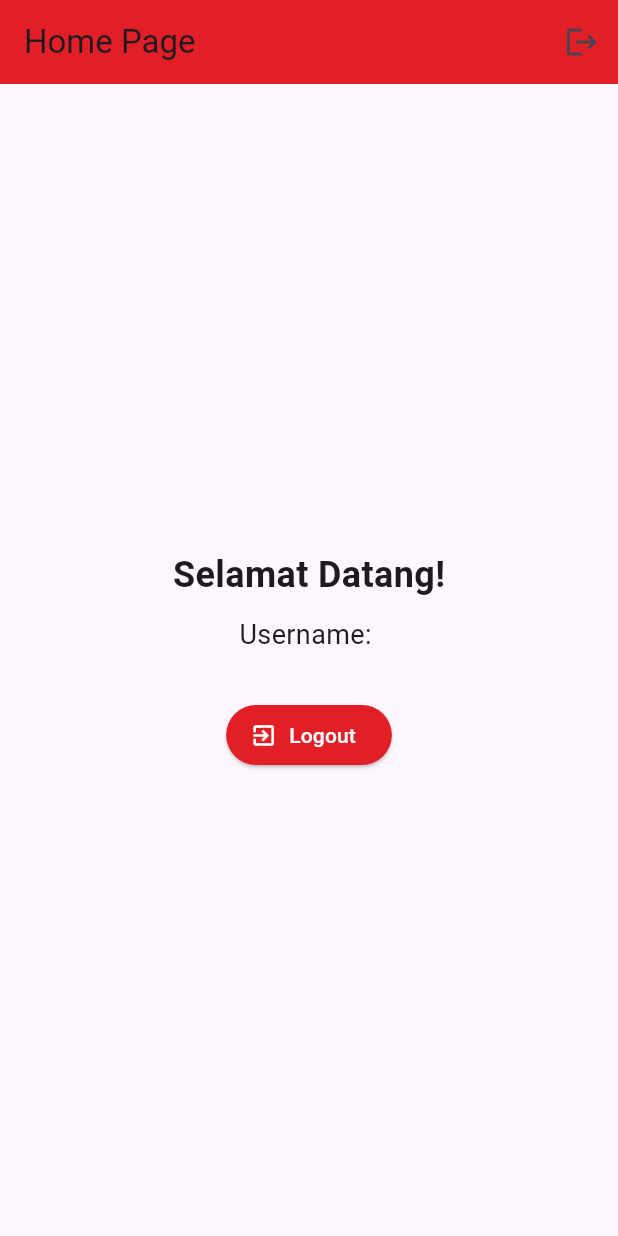
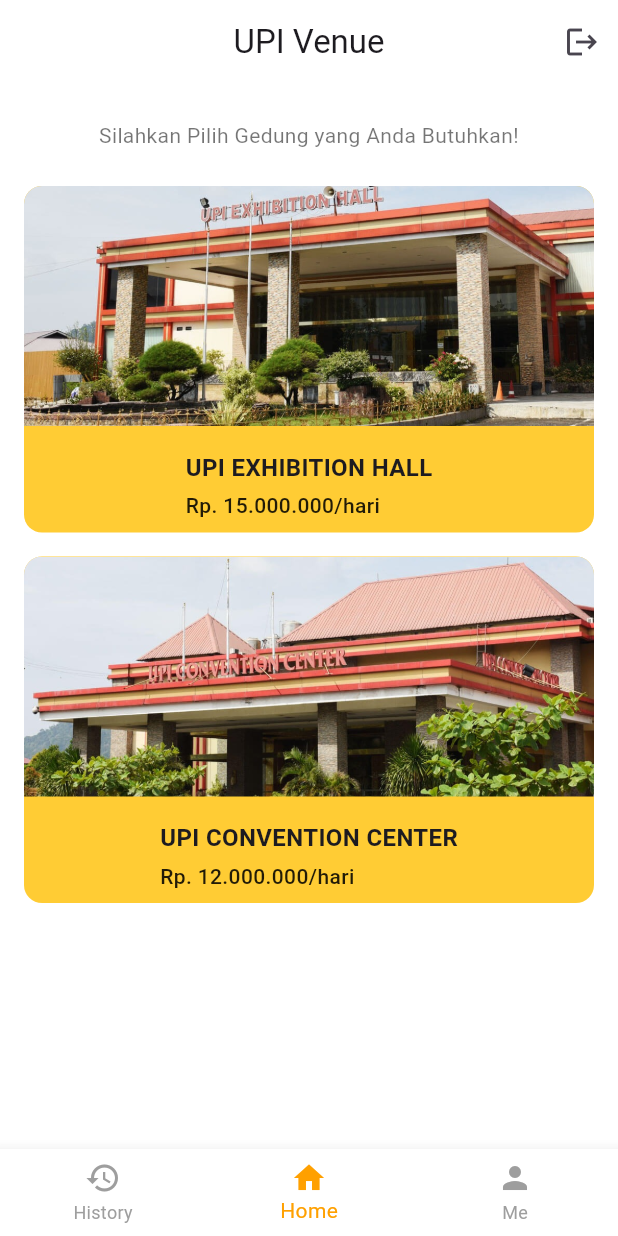
Before and after one commit to Faneey/venueupi, a Flutter app: the HomePage screen opened directly, on a phone screen of 412 x 824 dp. Run offline on Flutter 3.47's test engine with Material 3 defaults, Android fonts, the phone set to English and light mode, and no system bars; our stand-ins replace cloud_firestore, firebase_auth, firebase_core; missing offline and left inert: device_frame; accounts and stored records are empty.

```diff
--- a/lib/home_page.dart/home.dart
+++ b/lib/home_page.dart/home.dart
@@ -29,6 +29,7 @@ class _SplashScreenState extends State<SplashScreen> {
   @override
   Widget build(BuildContext context) {
     return Scaffold(
+      backgroundColor: Colors.white,
       body: Center(
         child: Image.asset(
           'assets/logo.jpg',
@@ -46,12 +47,12 @@ class HomePage extends StatelessWidget {
 
   @override
   Widget build(BuildContext context) {
-    final user = FirebaseAuth.instance.currentUser;
-
     return Scaffold(
+      backgroundColor: Colors.white,
       appBar: AppBar(
-        backgroundColor: const Color(0xFFE21F27),
-        title: const Text('Home Page'),
+        title: const Text('UPI Venue'),
+        centerTitle: true,
+        backgroundColor: Color(0xFFFFFFFF),
         actions: [
           IconButton(
             icon: const Icon(Icons.logout),
@@ -62,42 +63,128 @@ class HomePage extends StatelessWidget {
                 MaterialPageRoute(builder: (context) => const LoginPage()),
               );
             },
-          )
+          ),
         ],
       ),
-      body: Center(
+      bottomNavigationBar: BottomNavigationBar(
+        backgroundColor: Colors.white,
+        currentIndex: 1,
+        selectedItemColor: Colors.amber[700],
+        unselectedItemColor: Colors.grey,
+        items: const [
+          BottomNavigationBarItem(
+            icon: Icon(Icons.history),
+            label: 'History',
+          ),
+          BottomNavigationBarItem(
+            icon: Icon(Icons.home),
+            label: 'Home',
+          ),
+          BottomNavigationBarItem(
+            icon: Icon(Icons.person),
+            label: 'Me',
+          ),
+        ],
+      ),
+      body: SingleChildScrollView(
+        padding: const EdgeInsets.symmetric(vertical: 24, horizontal: 16),
         child: Column(
-          mainAxisAlignment: MainAxisAlignment.center,
+          crossAxisAlignment: CrossAxisAlignment.start,
           children: [
-            const Text(
-              'Selamat Datang!',
-              style: TextStyle(fontSize: 24, fontWeight: FontWeight.bold),
-            ),
-            const SizedBox(height: 10),
-            if (user != null)
-              Text(
-                'Username: ${user.displayName ?? '-'}',
-                style: const TextStyle(fontSize: 18),
-              ),
-            const SizedBox(height: 30),
-            ElevatedButton.icon(
-              onPressed: () async {
-                await FirebaseAuth.instance.signOut();
-                Navigator.pushReplacement(
-                  context,
-                  MaterialPageRoute(builder: (context) => const LoginPage()),
-                );
-              },
-              icon: const Icon(Icons.exit_to_app),
-              label: const Text('Logout'),
-              style: ElevatedButton.styleFrom(
-                backgroundColor: const Color(0xFFE21F27),
-                foregroundColor: Colors.white,
+            const Center(
+              child: Text(
+                'Silahkan Pilih Gedung yang Anda Butuhkan!',
+                style: TextStyle(
+                  fontSize: 14,
+                  color: Colors.black54,
+                ),
+                textAlign: TextAlign.center,
               ),
             ),
+            const SizedBox(height: 24),
+            Center(
+              child: ConstrainedBox(
+                constraints: const BoxConstraints(maxWidth: 400),
+                child: Column(
+                  children: const [
+                    VenueCard(
+                      imagePath: 'assets/ueh.jpg',
+                      title: 'UPI EXHIBITION HALL',
+                      price: 'Rp. 15.000.000/hari',
+                    ),
+                    SizedBox(height: 16),
+                    VenueCard(
+                      imagePath: 'assets/ucc.jpg',
+                      title: 'UPI CONVENTION CENTER',
+                      price: 'Rp. 12.000.000/hari',
+                    ),
+                  ],
+                ),
+              ),
+            )
           ],
         ),
       ),
     );
   }
 }
+
+class VenueCard extends StatelessWidget {
+  final String imagePath;
+  final String title;
+  final String price;
+
+  const VenueCard({
+    required this.imagePath,
+    required this.title,
+    required this.price,
+    super.key,
+  });
+
+  @override
+  Widget build(BuildContext context) {
+    return Container(
+      decoration: BoxDecoration(
+        color: Color(0xFFFFCC34),
+        borderRadius: BorderRadius.circular(12),
+      ),
+      child: Column(
+        children: [
+          ClipRRect(
+            borderRadius: const BorderRadius.vertical(top: Radius.circular(12)),
+            child: Image.asset(
+              imagePath,
+              width: double.infinity,
+              height: 160,
+              fit: BoxFit.cover,
+            ),
+          ),
+          const SizedBox(height: 8),
+          Padding(
+            padding: const EdgeInsets.symmetric(horizontal: 12, vertical: 8),
+            child: Column(
+              crossAxisAlignment: CrossAxisAlignment.start,
+              children: [
+                Text(
+                  title,
+                  style: const TextStyle(
+                    fontWeight: FontWeight.bold,
+                    fontSize: 16,
+                  ),
+                ),
+                const SizedBox(height: 4),
+                Text(
+                  price,
+                  style: const TextStyle(
+                    color: Colors.black87,
+                    fontWeight: FontWeight.w500,
+                  ),
+                )
+              ],
+            ),
+          )
+        ],
+      ),
+    );
+  }
+}
--- a/lib/main.dart
+++ b/lib/main.dart
@@ -1,7 +1,7 @@
 import 'package:flutter/material.dart';
 import 'package:firebase_core/firebase_core.dart';
 import 'package:venueupi/auth_form/login.dart';
-import 'package:venueupi/auth_form/register.dart';
+import 'package:venueupi/home_page.dart/home.dart';
 import 'firebase_options.dart';
 import 'package:device_frame/device_frame.dart';
 
--- a/pubspec.yaml
+++ b/pubspec.yaml
@@ -64,6 +64,8 @@ flutter:
   # To add assets to your application, add an assets section, like this:
   assets:
   - assets/logo.jpg
+  - assets/ueh.jpg
+  - assets/ucc.jpg
   #   - images/a_dot_ham.jpeg
 
   # An image asset can refer to one or more resolution-specific "variants", see
```
Also changed, not shown: assets/ucc.jpg (added), assets/ueh.jpg (added).
